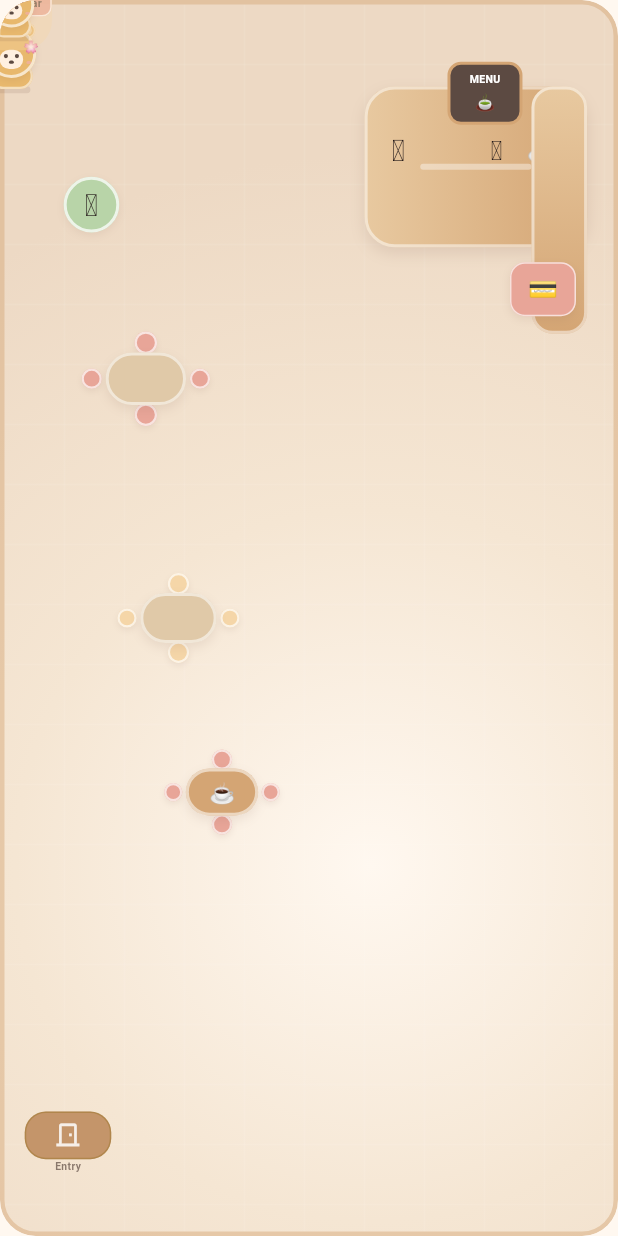
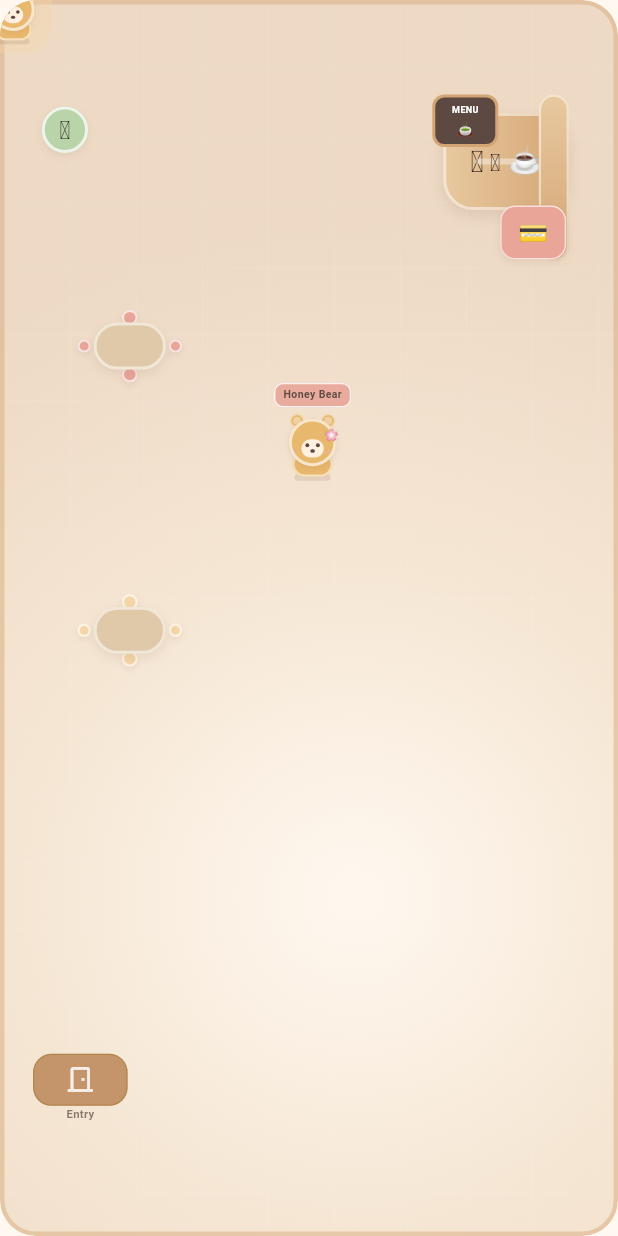
Before and after one commit to zoerose12321/bearista-boba, a Flutter app: the CartoonShopScene widget shown alone on an empty page, opened directly with sample values from the repository, on a phone screen of 412 x 824 dp. Run offline on Flutter 3.47's test engine with Material 3 defaults, Android fonts, the phone set to English and light mode, and no system bars.

Commit message:
v0.1.9 Rebuild shop layout with non-overlapping zones

```diff
--- a/lib/pages/shop_world_page.dart
+++ b/lib/pages/shop_world_page.dart
@@ -28,8 +28,8 @@ class _ShopWorldPageState extends State<ShopWorldPage> {
   static const _horizontalStep = 0.05;
   static const _verticalStep = 0.09;
 
-  static const _customerNormX = 0.50;
-  static const _customerNormY = 0.40;
+  static const _customerNormX = 0.55;
+  static const _customerNormY = 0.38;
   static const _talkRangeInSteps = 6.0;
 
   static const _minX = 0.06;
@@ -37,9 +37,9 @@ class _ShopWorldPageState extends State<ShopWorldPage> {
   static const _minY = 0.06;
   static const _maxY = 0.88;
 
-  /// Clear of the bottom-left entry marker.
-  double _playerNormX = 0.28;
-  double _playerNormY = 0.62;
+  /// Walk-path start — clear of entry door, open floor toward counter.
+  double _playerNormX = 0.36;
+  double _playerNormY = 0.68;
 
   BearCustomer get _currentCustomer =>
       starterCustomers[widget.gameState.currentCustomerIndex];
--- a/lib/widgets/cartoon_shop_scene.dart
+++ b/lib/widgets/cartoon_shop_scene.dart
@@ -4,22 +4,32 @@ import '../models/bear_customer.dart';
 import '../models/player_character.dart';
 import 'shop_decoration.dart';
 
-/// Normalized layout anchors (0–1 within the walkable floor).
-class _SceneLayout {
-  static const plantNorm = Offset(0.10, 0.12);
-  static const table1Norm = Offset(0.20, 0.28);
-  static const table2Norm = Offset(0.26, 0.50);
-  static const table3Norm = Offset(0.34, 0.66);
-  static const cozyTableNorm = Offset(0.14, 0.42);
-  static const comfyChairNorm = Offset(0.40, 0.48);
-  static const rugNorm = Offset(0.30, 0.56);
+/// Fixed rectangular zones (normalized 0–1 within the restaurant floor).
+class _Zone {
+  const _Zone(this.left, this.top, this.right, this.bottom);
 
-  static const counterRightFrac = 0.05;
-  static const counterTopFrac = 0.07;
-  static const counterWidthFrac = 0.36;
-  static const counterHeightFrac = 0.13;
-  static const counterLegWidthFrac = 0.09;
-  static const counterLegHeightFrac = 0.20;
+  final double left;
+  final double top;
+  final double right;
+  final double bottom;
+
+  double get width => right - left;
+  double get height => bottom - top;
+  Offset get center => Offset((left + right) / 2, (top + bottom) / 2);
+}
+
+class _RestaurantZones {
+  static const entry = _Zone(0.04, 0.80, 0.22, 0.96);
+  static const plant = _Zone(0.04, 0.04, 0.17, 0.17);
+  static const seatingA = _Zone(0.08, 0.18, 0.34, 0.38);
+  static const seatingB = _Zone(0.08, 0.42, 0.34, 0.60);
+  static const cozyTableSlot = _Zone(0.08, 0.62, 0.34, 0.76);
+  static const rugSlot = _Zone(0.36, 0.52, 0.52, 0.68);
+  static const customerArea = _Zone(0.46, 0.30, 0.64, 0.46);
+  static const counter = _Zone(0.68, 0.06, 0.94, 0.28);
+  static const signSlot = _Zone(0.70, 0.02, 0.92, 0.08);
+  // Walk path — kept clear of furniture (entry → customer).
+  static const walkPath = _Zone(0.22, 0.38, 0.58, 0.78);
 }
 
 class CartoonShopScene extends StatelessWidget {
@@ -47,27 +57,45 @@ class CartoonShopScene extends StatelessWidget {
   bool _owns(String id) => ownedFurnitureIds.contains(id);
 
   bool get _playerBehindCounter =>
-      playerNormX >= 0.62 && playerNormY <= 0.22;
+      playerNormX >= 0.64 && playerNormY <= 0.22;
 
   Offset _normToScene(double normX, double normY, Size size) {
-    const floorLeft = 0.06;
-    const floorRight = 0.94;
-    const floorTop = 0.06;
-    const floorBottom = 0.94;
-
-    final x = size.width * (floorLeft + normX * (floorRight - floorLeft));
-    final y = size.height * (floorTop + normY * (floorBottom - floorTop));
-    return Offset(x, y);
+    const padL = 0.06;
+    const padR = 0.94;
+    const padT = 0.06;
+    const padB = 0.94;
+    return Offset(
+      size.width * (padL + normX * (padR - padL)),
+      size.height * (padT + normY * (padB - padT)),
+    );
   }
 
-  Offset _anchorTopLeft(
-    Offset norm,
-    Size sceneSize, {
-    required double width,
-    required double height,
+  Rect _zoneRect(_Zone zone, Size size) {
+    return Rect.fromLTWH(
+      size.width * zone.left,
+      size.height * zone.top,
+      size.width * zone.width,
+      size.height * zone.height,
+    );
+  }
+
+  Widget _inZone(
+    _Zone zone,
+    Size size,
+    Widget child, {
+    double widthFactor = 0.85,
+    double heightFactor = 0.85,
   }) {
-    final center = _normToScene(norm.dx, norm.dy, sceneSize);
-    return Offset(center.dx - width / 2, center.dy - height / 2);
+    final rect = _zoneRect(zone, size);
+    final w = rect.width * widthFactor;
+    final h = rect.height * heightFactor;
+    return Positioned(
+      left: rect.left + (rect.width - w) / 2,
+      top: rect.top + (rect.height - h) / 2,
+      width: w,
+      height: h,
+      child: Center(child: child),
+    );
   }
 
   @override
@@ -75,172 +103,97 @@ class CartoonShopScene extends StatelessWidget {
     return LayoutBuilder(
       builder: (context, constraints) {
         final size = Size(constraints.maxWidth, constraints.maxHeight);
-        final tableW = size.width * 0.13;
-        final tableH = size.width * 0.085;
-
-        final counterRight = size.width * _SceneLayout.counterRightFrac;
-        final counterTop = size.height * _SceneLayout.counterTopFrac;
-        final counterWidth = size.width * _SceneLayout.counterWidthFrac;
-        final counterHeight = size.height * _SceneLayout.counterHeightFrac;
-        final counterLegWidth = size.width * _SceneLayout.counterLegWidthFrac;
-        final counterLegHeight = size.height * _SceneLayout.counterLegHeightFrac;
+        final tableW = (size.width * _RestaurantZones.seatingA.width * 0.45)
+            .clamp(40.0, 56.0);
+        final tableH = tableW * 0.65;
 
         final playerPos = _normToScene(playerNormX, playerNormY, size);
-        final customerAnchor = _anchorTopLeft(
-          Offset(customerNormX, customerNormY),
-          size,
-          width: 96,
-          height: 120,
-        );
+        final customerRect = _zoneRect(_RestaurantZones.customerArea, size);
 
         return ClipRRect(
           borderRadius: BorderRadius.circular(24),
           child: Stack(
             fit: StackFit.expand,
-            clipBehavior: Clip.none,
+            clipBehavior: Clip.hardEdge,
             children: [
               const _RestaurantRoom(),
+              CustomPaint(
+                painter: _ZoneGuidePainter(showGuides: false),
+                size: size,
+              ),
               if (_owns('pastel_rug'))
-                Positioned(
-                  left: _anchorTopLeft(
-                    _SceneLayout.rugNorm,
+                _inZone(
+                  _RestaurantZones.rugSlot,
                   size,
-                    width: size.width * 0.26,
-                    height: size.width * 0.17,
-                  ).dx,
-                  top: _anchorTopLeft(
-                    _SceneLayout.rugNorm,
+                  TopDownRug(
+                    width: size.width * _RestaurantZones.rugSlot.width * 0.9,
+                    height: size.width * _RestaurantZones.rugSlot.width * 0.55,
+                  ),
+                  widthFactor: 0.95,
+                  heightFactor: 0.95,
+                ),
+              _inZone(
+                _RestaurantZones.plant,
                 size,
-                    width: size.width * 0.26,
-                    height: size.width * 0.17,
-                  ).dy,
-                  child: TopDownRug(
-                    width: size.width * 0.26,
-                    height: size.width * 0.17,
+                TopDownPlant(size: size.width * 0.075),
+              ),
+              _inZone(
+                _RestaurantZones.seatingA,
+                size,
+                RestaurantTableGroup(
+                  tableWidth: tableW,
+                  tableHeight: tableH,
                 ),
               ),
-              _buildTableAt(_SceneLayout.table1Norm, size, tableW, tableH),
-              _buildTableAt(_SceneLayout.table2Norm, size, tableW * 0.95, tableH * 0.95,
-                  stoolColor: const Color(0xFFF5D6A8)),
-              _buildTableAt(
-                _SceneLayout.table3Norm,
+              _inZone(
+                _RestaurantZones.seatingB,
                 size,
-                tableW * 0.9,
-                tableH * 0.9,
-                tableColor: const Color(0xFFD4A574),
-                tableChild: const Text('☕', style: TextStyle(fontSize: 14)),
+                RestaurantTableGroup(
+                  tableWidth: tableW,
+                  tableHeight: tableH,
+                  stoolColor: const Color(0xFFF5D6A8),
+                  comfyChair: _owns('comfy_chair'),
+                ),
               ),
               if (_owns('cozy_table'))
-                _buildTableAt(
-                  _SceneLayout.cozyTableNorm,
+                _inZone(
+                  _RestaurantZones.cozyTableSlot,
                   size,
-                  tableW,
-                  tableH,
+                  RestaurantTableGroup(
+                    tableWidth: tableW,
+                    tableHeight: tableH,
                     tableColor: const Color(0xFFD4A574),
-                  tableChild: const Text('🪵', style: TextStyle(fontSize: 16)),
-                ),
-              Positioned(
-                left: _anchorTopLeft(_SceneLayout.plantNorm, size,
-                        width: size.width * 0.09, height: size.width * 0.09)
-                    .dx,
-                top: _anchorTopLeft(_SceneLayout.plantNorm, size,
-                        width: size.width * 0.09, height: size.width * 0.09)
-                    .dy,
-                child: TopDownPlant(size: size.width * 0.09),
-              ),
-              Positioned(
-                left: size.width * 0.04,
-                bottom: size.height * 0.05,
-                child: TopDownDoor(width: size.width * 0.14),
-              ),
-              Positioned(
-                right: counterRight,
-                top: counterTop,
-                child: TopDownCounter(
-                  width: counterWidth,
-                  height: counterHeight,
+                    tableChild: const Text('🪵', style: TextStyle(fontSize: 14)),
                   ),
                 ),
-              Positioned(
-                right: counterRight,
-                top: counterTop,
-                child: Container(
-                  width: counterLegWidth,
-                  height: counterLegHeight,
-                  decoration: BoxDecoration(
-                    gradient: const LinearGradient(
-                      begin: Alignment.topCenter,
-                      end: Alignment.bottomCenter,
-                      colors: [Color(0xFFE8C9A0), Color(0xFFD4A574)],
+              _inZone(
+                _RestaurantZones.entry,
+                size,
+                FittedBox(
+                  fit: BoxFit.contain,
+                  child: TopDownDoor(width: 72),
                 ),
-                    borderRadius: BorderRadius.circular(14),
-                    border: Border.all(color: Colors.white.withValues(alpha: 0.5), width: 2),
+                widthFactor: 0.85,
+                heightFactor: 0.9,
               ),
+              _inZone(
+                _RestaurantZones.counter,
+                size,
+                _CounterCluster(
+                  showVase: _owns('flower_vase'),
                 ),
               ),
               if (_owns('boba_wall_sign'))
-                Positioned(
-                  top: size.height * 0.02,
-                  right: size.width * 0.08,
-                  child: const TopDownWallSign(),
+                _inZone(
+                  _RestaurantZones.signSlot,
+                  size,
+                  const TopDownWallSign(),
+                  widthFactor: 0.9,
+                  heightFactor: 0.9,
                 ),
               Positioned(
-                right: counterRight + counterLegWidth + 6,
-                top: counterTop - size.height * 0.02,
-                child: _CounterMenuBoard(),
-              ),
-              Positioned(
-                right: counterRight + counterLegWidth * 0.2,
-                top: counterTop + counterHeight + 10,
-                child: const TopDownRegister(),
-              ),
-              Positioned(
-                right: counterRight + counterWidth * 0.38,
-                top: counterTop + counterHeight * 0.28,
-                child: const Text('🧋', style: TextStyle(fontSize: 18)),
-              ),
-              if (_owns('flower_vase'))
-                Positioned(
-                  right: counterRight + counterWidth * 0.62,
-                  top: counterTop + counterHeight * 0.22,
-                  child: const Text('🌸', style: TextStyle(fontSize: 18)),
-                ),
-              if (_owns('comfy_chair'))
-                Positioned(
-                  left: _anchorTopLeft(
-                    _SceneLayout.comfyChairNorm,
-                    size,
-                    width: 36,
-                    height: 52,
-                  ).dx,
-                  top: _anchorTopLeft(
-                    _SceneLayout.comfyChairNorm,
-                    size,
-                    width: 36,
-                    height: 52,
-                  ).dy,
-                  child: Column(
-                    mainAxisSize: MainAxisSize.min,
-                    children: [
-                      Container(
-                        width: 26,
-                        height: 26,
-                        decoration: BoxDecoration(
-                          color: const Color(0xFFE8A598),
-                          borderRadius: BorderRadius.circular(9),
-                          border: Border.all(color: Colors.white.withValues(alpha: 0.7)),
-                        ),
-                        alignment: Alignment.center,
-                        child: const Text('🪑', style: TextStyle(fontSize: 13)),
-                      ),
-                      const SizedBox(height: 2),
-                      const TopDownStool(size: 16, color: Color(0xFFE8A598)),
-                    ],
-                  ),
-                ),
-              Positioned(
-                left: customerAnchor.dx,
-                top: customerAnchor.dy,
+                left: customerRect.left + (customerRect.width - 96) / 2,
+                top: customerRect.top + 4,
                 child: ShopCharacter(
                   furColor: customer.furColor,
                   accentColor: customer.accentColor,
@@ -250,14 +203,14 @@ class CartoonShopScene extends StatelessWidget {
                   sizeScale: customer.sizeScale,
                   nameLabel: customer.name,
                   speechText: playerNearCustomer ? 'Ready to order?' : null,
-                  size: 46,
+                  size: 44,
                 ),
               ),
               AnimatedPositioned(
                 duration: const Duration(milliseconds: 150),
                 curve: Curves.easeOut,
-                left: playerPos.dx - 44,
-                top: playerPos.dy - 72,
+                left: playerPos.dx - 42,
+                top: playerPos.dy - 68,
                 child: Opacity(
                   opacity: _playerBehindCounter ? 0.88 : 1.0,
                   child: ShopCharacter(
@@ -265,16 +218,18 @@ class CartoonShopScene extends StatelessWidget {
                     accentColor: player.accentColor,
                     accessory: player.accessory,
                     isPanda: player.isPanda,
-                    size: 42,
+                    size: 40,
                     isPlayer: true,
                   ),
                 ),
               ),
               if (_playerBehindCounter)
                 Positioned(
-                  right: counterRight + counterLegWidth + counterWidth * 0.52,
-                  top: counterTop,
-                  child: _CounterSideLip(height: counterHeight + counterLegHeight * 0.4),
+                  left: _zoneRect(_RestaurantZones.counter, size).left - 8,
+                  top: _zoneRect(_RestaurantZones.counter, size).top,
+                  child: _CounterSideLip(
+                    height: _zoneRect(_RestaurantZones.counter, size).height * 0.85,
+                  ),
                 ),
             ],
           ),
@@ -282,30 +237,70 @@ class CartoonShopScene extends StatelessWidget {
       },
     );
   }
+}
 
-  Widget _buildTableAt(
-    Offset norm,
-    Size sceneSize,
-    double tableW,
-    double tableH, {
-    Color tableColor = const Color(0xFFE0C9A8),
-    Color stoolColor = const Color(0xFFE8A598),
-    Widget? tableChild,
-  }) {
-    final tableSetW = tableW * 1.6;
-    final tableSetH = tableH * 1.8;
-    final pos = _anchorTopLeft(norm, sceneSize, width: tableSetW, height: tableSetH);
+class _CounterCluster extends StatelessWidget {
+  const _CounterCluster({required this.showVase});
 
-    return Positioned(
-      left: pos.dx,
-      top: pos.dy,
-      child: TopDownTableSet(
-        tableWidth: tableW,
-        tableHeight: tableH,
-        tableColor: tableColor,
-        stoolColor: stoolColor,
-        tableChild: tableChild,
+  final bool showVase;
+
+  @override
+  Widget build(BuildContext context) {
+    return LayoutBuilder(
+      builder: (context, constraints) {
+        final w = constraints.maxWidth;
+        final h = constraints.maxHeight;
+
+        return Stack(
+          clipBehavior: Clip.none,
+          children: [
+            Positioned(
+              left: w * 0.08,
+              top: h * 0.08,
+              right: 0,
+              child: TopDownCounter(width: w * 0.88, height: h * 0.42),
             ),
+            Positioned(
+              right: 0,
+              top: 0,
+              child: Container(
+                width: w * 0.22,
+                height: h * 0.72,
+                decoration: BoxDecoration(
+                  gradient: const LinearGradient(
+                    begin: Alignment.topCenter,
+                    end: Alignment.bottomCenter,
+                    colors: [Color(0xFFE8C9A0), Color(0xFFD4A574)],
+                  ),
+                  borderRadius: BorderRadius.circular(12),
+                  border: Border.all(color: Colors.white.withValues(alpha: 0.5), width: 1.5),
+                ),
+              ),
+            ),
+            Positioned(
+              left: 0,
+              top: 0,
+              child: _CounterMenuBoard(),
+            ),
+            Positioned(
+              right: w * 0.02,
+              top: h * 0.48,
+              child: const TopDownRegister(),
+            ),
+            Positioned(
+              left: w * 0.42,
+              top: h * 0.22,
+              child: const Text('🧋', style: TextStyle(fontSize: 16)),
+            ),
+            if (showVase)
+              Positioned(
+                left: w * 0.62,
+                top: h * 0.18,
+                child: const Text('🌸', style: TextStyle(fontSize: 14)),
+              ),
+          ],
+        );
+      },
     );
   }
 }
@@ -318,23 +313,16 @@ class _CounterSideLip extends StatelessWidget {
   @override
   Widget build(BuildContext context) {
     return Container(
-      width: 10,
+      width: 8,
       height: height,
       decoration: BoxDecoration(
-        gradient: LinearGradient(
-          begin: Alignment.centerLeft,
-          end: Alignment.centerRight,
-          colors: [
-            const Color(0xFFC4956A),
-            const Color(0xFFB8845A).withValues(alpha: 0.9),
-          ],
-        ),
-        borderRadius: BorderRadius.circular(5),
+        color: const Color(0xFFC4956A),
+        borderRadius: BorderRadius.circular(4),
         boxShadow: [
           BoxShadow(
-            color: Colors.brown.withValues(alpha: 0.15),
-            blurRadius: 4,
-            offset: const Offset(-2, 2),
+            color: Colors.brown.withValues(alpha: 0.12),
+            blurRadius: 3,
+            offset: const Offset(-1, 2),
           ),
         ],
       ),
@@ -346,23 +334,60 @@ class _CounterMenuBoard extends StatelessWidget {
   @override
   Widget build(BuildContext context) {
     return Container(
-      width: 50,
-      padding: const EdgeInsets.symmetric(vertical: 5, horizontal: 5),
+      width: 44,
+      padding: const EdgeInsets.symmetric(vertical: 4, horizontal: 4),
       decoration: BoxDecoration(
         color: const Color(0xFF5C4A42),
-        borderRadius: BorderRadius.circular(9),
+        borderRadius: BorderRadius.circular(8),
         border: Border.all(color: const Color(0xFFD4A574), width: 2),
       ),
       child: const Column(
         mainAxisSize: MainAxisSize.min,
         children: [
-          Text('MENU', style: TextStyle(color: Colors.white, fontSize: 7, fontWeight: FontWeight.bold)),
-          SizedBox(height: 2),
-          Text('🍵', style: TextStyle(fontSize: 11)),
+          Text('MENU', style: TextStyle(color: Colors.white, fontSize: 6, fontWeight: FontWeight.bold)),
+          Text('🍵', style: TextStyle(fontSize: 10)),
         ],
       ),
     );
   }
+}
+
+class _ZoneGuidePainter extends CustomPainter {
+  _ZoneGuidePainter({required this.showGuides});
+
+  final bool showGuides;
+
+  @override
+  void paint(Canvas canvas, Size size) {
+    if (!showGuides) {
+      return;
+    }
+    final paint = Paint()
+      ..style = PaintingStyle.stroke
+      ..strokeWidth = 1
+      ..color = Colors.red.withValues(alpha: 0.2);
+    for (final zone in [
+      _RestaurantZones.entry,
+      _RestaurantZones.plant,
+      _RestaurantZones.seatingA,
+      _RestaurantZones.seatingB,
+      _RestaurantZones.walkPath,
+      _RestaurantZones.counter,
+    ]) {
+      canvas.drawRect(
+        Rect.fromLTWH(
+          size.width * zone.left,
+          size.height * zone.top,
+          size.width * zone.width,
+          size.height * zone.height,
+        ),
+        paint,
+      );
+    }
+  }
+
+  @override
+  bool shouldRepaint(covariant _ZoneGuidePainter oldDelegate) => false;
 }
 
 class _RestaurantRoom extends StatelessWidget {
@@ -373,8 +398,8 @@ class _RestaurantRoom extends StatelessWidget {
     return Container(
       decoration: BoxDecoration(
         gradient: RadialGradient(
-          center: const Alignment(0.2, 0.4),
-          radius: 1.15,
+          center: const Alignment(0.15, 0.45),
+          radius: 1.1,
           colors: [
             const Color(0xFFFFF8F0),
             const Color(0xFFF5E6D3),
@@ -386,13 +411,6 @@ class _RestaurantRoom extends StatelessWidget {
           width: 3,
         ),
         borderRadius: BorderRadius.circular(24),
-        boxShadow: [
-          BoxShadow(
-            color: Colors.brown.withValues(alpha: 0.08),
-            blurRadius: 12,
-            offset: const Offset(0, 4),
-          ),
-        ],
       ),
       child: ClipRRect(
         borderRadius: BorderRadius.circular(21),
@@ -409,11 +427,11 @@ class _FloorTilePainter extends CustomPainter {
   @override
   void paint(Canvas canvas, Size size) {
     final paint = Paint()
-      ..color = Colors.white.withValues(alpha: 0.07)
+      ..color = Colors.white.withValues(alpha: 0.06)
       ..style = PaintingStyle.stroke
       ..strokeWidth = 1;
 
-    const spacing = 40.0;
+    const spacing = 44.0;
     for (var x = spacing; x < size.width; x += spacing) {
       canvas.drawLine(Offset(x, 0), Offset(x, size.height), paint);
     }
--- a/lib/widgets/shop_decoration.dart
+++ b/lib/widgets/shop_decoration.dart
@@ -308,6 +308,7 @@ class TopDownTableSet extends StatelessWidget {
     this.stoolColor = const Color(0xFFE8A598),
     this.tableChild,
     this.extraStool,
+    this.stoolCount = 4,
   });
 
   final double tableWidth;
@@ -316,24 +317,32 @@ class TopDownTableSet extends StatelessWidget {
   final Color stoolColor;
   final Widget? tableChild;
   final Widget? extraStool;
+  final int stoolCount;
+
+  static double groupWidth(double tableWidth) => tableWidth * 1.45;
+  static double groupHeight(double tableHeight) => tableHeight * 1.55;
 
   @override
   Widget build(BuildContext context) {
-    final stoolSize = tableWidth * 0.28;
+    final stoolSize = tableWidth * 0.22;
 
     return SizedBox(
-      width: tableWidth * 1.6,
-      height: tableHeight * 1.8,
+      width: groupWidth(tableWidth),
+      height: groupHeight(tableHeight),
       child: Stack(
         alignment: Alignment.center,
         children: [
-          Positioned(top: 0, child: TopDownStool(size: stoolSize, color: stoolColor)),
-          Positioned(
-            bottom: 0,
-            child: extraStool ?? TopDownStool(size: stoolSize, color: stoolColor),
-          ),
-          Positioned(left: 0, child: TopDownStool(size: stoolSize * 0.9, color: stoolColor)),
-          Positioned(right: 0, child: TopDownStool(size: stoolSize * 0.9, color: stoolColor)),
+          if (stoolCount >= 1)
+            Positioned(top: 0, child: TopDownStool(size: stoolSize, color: stoolColor)),
+          if (stoolCount >= 2)
+            Positioned(
+              bottom: 0,
+              child: extraStool ?? TopDownStool(size: stoolSize, color: stoolColor),
+            ),
+          if (stoolCount >= 3)
+            Positioned(left: 0, child: TopDownStool(size: stoolSize * 0.85, color: stoolColor)),
+          if (stoolCount >= 4)
+            Positioned(right: 0, child: TopDownStool(size: stoolSize * 0.85, color: stoolColor)),
           TopDownOvalTable(
             width: tableWidth,
             height: tableHeight,
@@ -342,6 +351,50 @@ class TopDownTableSet extends StatelessWidget {
           ),
         ],
       ),
+    );
+  }
+}
+
+/// Self-contained table + stools sized to fit a layout zone.
+class RestaurantTableGroup extends StatelessWidget {
+  const RestaurantTableGroup({
+    super.key,
+    required this.tableWidth,
+    required this.tableHeight,
+    this.tableColor = const Color(0xFFE0C9A8),
+    this.stoolColor = const Color(0xFFE8A598),
+    this.tableChild,
+    this.comfyChair = false,
+  });
+
+  final double tableWidth;
+  final double tableHeight;
+  final Color tableColor;
+  final Color stoolColor;
+  final Widget? tableChild;
+  final bool comfyChair;
+
+  @override
+  Widget build(BuildContext context) {
+    return TopDownTableSet(
+      tableWidth: tableWidth,
+      tableHeight: tableHeight,
+      tableColor: tableColor,
+      stoolColor: stoolColor,
+      tableChild: tableChild,
+      extraStool: comfyChair
+          ? Container(
+              width: tableWidth * 0.28,
+              height: tableWidth * 0.28,
+              decoration: BoxDecoration(
+                color: const Color(0xFFE8A598),
+                borderRadius: BorderRadius.circular(8),
+                border: Border.all(color: Colors.white.withValues(alpha: 0.7)),
+              ),
+              alignment: Alignment.center,
+              child: Text('🪑', style: TextStyle(fontSize: tableWidth * 0.16)),
+            )
+          : null,
     );
   }
 }
```
Lines whose indentation alone changed are shown as unchanged.
